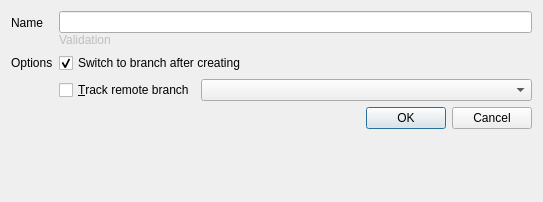
Above: gitfourchette/widgets/newbranchdialog.ui from weblate/gitfourchette before the change. Below: the same form after it.
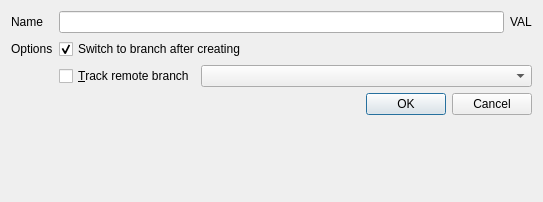
That is the form after the change.

```diff
--- a/gitfourchette/widgets/newbranchdialog.ui
+++ b/gitfourchette/widgets/newbranchdialog.ui
@@ -49,20 +49,14 @@
     </widget>
    </item>
    <item row="0" column="1">
-    <layout class="QVBoxLayout" name="nameLayout">
-     <property name="spacing">
-      <number>0</number>
-     </property>
+    <layout class="QHBoxLayout" name="horizontalLayout">
      <item>
       <widget class="QLineEdit" name="nameEdit"/>
      </item>
      <item>
-      <widget class="QLabel" name="nameValidationText">
-       <property name="enabled">
-        <bool>false</bool>
-       </property>
+      <widget class="QLabel" name="nameValidation">
        <property name="text">
-        <string notr="true">Validation</string>
+        <string notr="true">VAL</string>
        </property>
       </widget>
      </item>
```
Left out of the diff: 42 changed lines with no effect on the pictures.
